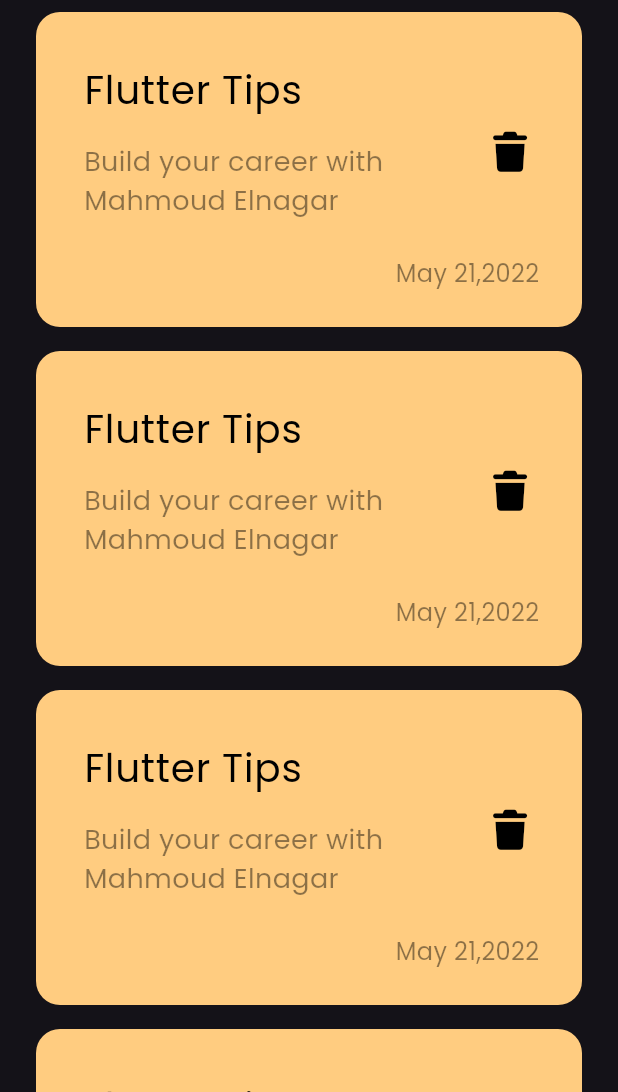
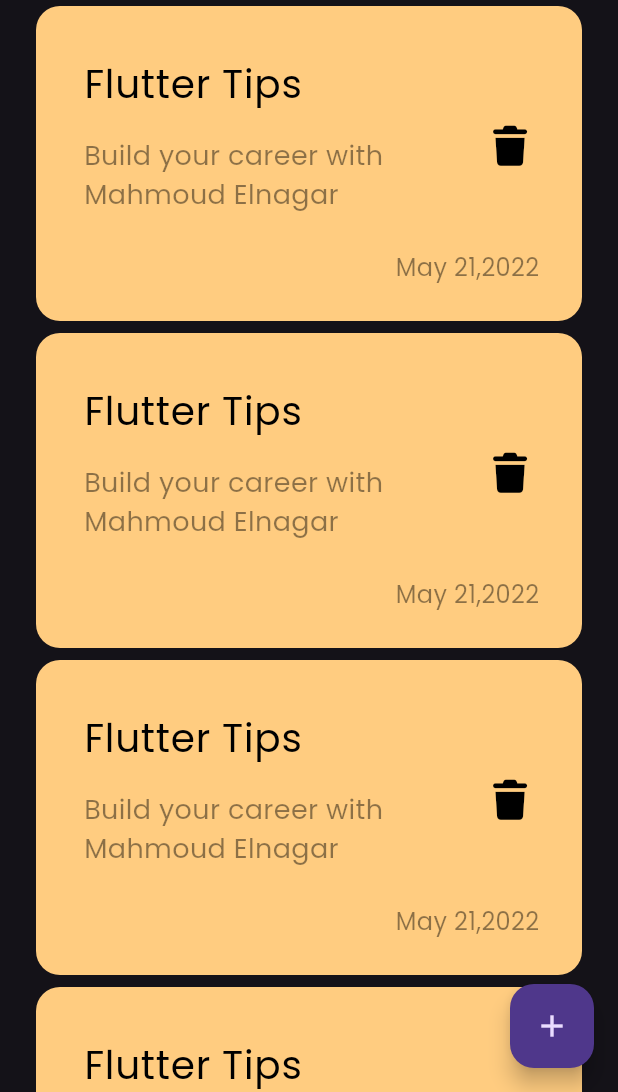
Before and after one commit to MahmoudElnagareee/notes_app, a Flutter app: the screen it shows after launch, on a phone screen of 412 x 824 dp, the part 144-1236 px from its top. Run offline on Flutter 3.47's test engine with Material 3 defaults, Android fonts, the phone set to English and light mode, and no system bars; our stand-ins replace font_awesome_flutter.

Commit message:
add floating action button

```diff
--- a/lib/views/notes_view.dart
+++ b/lib/views/notes_view.dart
@@ -7,6 +7,12 @@ class NotesView extends StatelessWidget {
   @override
   Widget build(BuildContext context) {
     return Scaffold(
+      floatingActionButton: FloatingActionButton(
+        onPressed: () {},
+        child: Icon(
+          Icons.add,
+        ),
+      ),
       body: NotesViewBody(),
     );
   }
--- a/lib/views/widgets/notes_list_view.dart
+++ b/lib/views/widgets/notes_list_view.dart
@@ -9,7 +9,7 @@ class NotesListView extends StatelessWidget {
     return ListView.builder(
       itemBuilder: (context, index) {
         return Padding(
-          padding: const EdgeInsets.symmetric(vertical: 8),
+          padding: const EdgeInsets.symmetric(vertical: 4),
           child: const NoteItem(),
         );
       },
```
